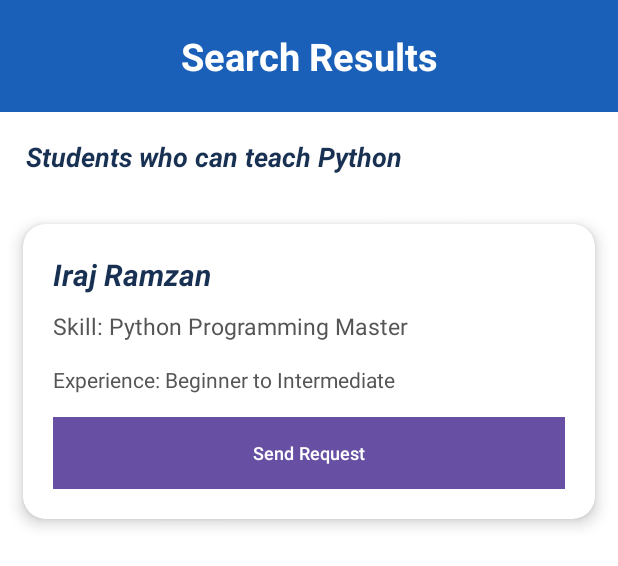
After one commit to coderiraj123/TimeBank-Android-App, an Android app: the layout activity_search_results.xml on its own in the app's theme, with its tools: preview values and no code run, on a phone screen of 412 x 824 dp. The commit adds this screen. Shown: the top 566 px of the screen. Run offline under Robolectric (Android 15) with nearby library versions, the phone set to English and light mode, and no system bars.

Commit message:
Update Search Results screen and request button

```diff
--- a/app/src/main/AndroidManifest.xml
+++ b/app/src/main/AndroidManifest.xml
@@ -33,6 +33,10 @@
             android:name=".HomeActivity"
             android:exported="false"
             android:windowSoftInputMode="adjustResize" />
+        <activity
+            android:name=".SearchResultsActivity"
+            android:exported="false"
+            android:windowSoftInputMode="adjustResize" />
     </application>
 
 </manifest>
--- a/app/src/main/java/com/timebank/app/HomeActivity.java
+++ b/app/src/main/java/com/timebank/app/HomeActivity.java
@@ -1,5 +1,6 @@
 package com.timebank.app;
 
+import android.content.Intent;
 import android.content.SharedPreferences;
 import android.os.Bundle;
 import android.widget.Button;
@@ -54,8 +55,10 @@ public class HomeActivity extends AppCompatActivity {
                 Toast.makeText(this,
                         "Searching for: " + skills,
                         Toast.LENGTH_LONG).show();
+                Intent intent =new Intent(this, SearchResultsActivity.class);
+                intent.putExtra("Skill_name",skills);
+                startActivity(intent);
             }
-            Toast.makeText(this,"Search SkillsSearch Skills",Toast.LENGTH_LONG).show();
         });
         HN=findViewById(R.id.HomeName);
         SharedPreferences prefer=getSharedPreferences("Userdata",MODE_PRIVATE);
--- /dev/null
+++ b/app/src/main/res/layout/activity_search_results.xml
@@ -0,0 +1,84 @@
+<?xml version="1.0" encoding="utf-8"?>
+<LinearLayout xmlns:android="http://schemas.android.com/apk/res/android"
+    xmlns:app="http://schemas.android.com/apk/res-auto"
+    android:id="@+id/main"
+    android:layout_width="match_parent"
+    android:layout_height="match_parent"
+    android:background="@color/white"
+    android:orientation="vertical">
+
+    <TextView
+        android:id="@+id/searchtitle"
+        android:layout_width="match_parent"
+        android:layout_height="wrap_content"
+        android:background="#1B60B8"
+        android:padding="20dp"
+        android:text="Search Results"
+        android:textAlignment="center"
+        android:textColor="#FFFFFF"
+        android:textSize="25sp"
+        android:textStyle="bold" />
+
+    <TextView
+        android:id="@+id/skillname"
+        android:layout_width="match_parent"
+        android:layout_height="wrap_content"
+        android:layout_margin="17dp"
+        android:text="Students who can teach Python"
+        android:textColor="#183153"
+        android:textSize="18sp"
+        android:textStyle="bold|italic" />
+
+    <androidx.cardview.widget.CardView
+        android:layout_width="match_parent"
+        android:layout_height="wrap_content"
+        android:layout_margin="15dp"
+        android:background="@color/white"
+        app:cardCornerRadius="15dp"
+        app:cardElevation="6dp">
+
+        <LinearLayout
+            android:layout_width="match_parent"
+            android:layout_height="wrap_content"
+            android:orientation="vertical"
+            android:padding="20dp">
+
+            <TextView
+                android:id="@+id/studentname"
+                android:layout_width="wrap_content"
+                android:layout_height="wrap_content"
+                android:text="Iraj Ramzan"
+                android:textColor="#183153"
+                android:textSize="20sp"
+                android:textStyle="bold|italic" />
+
+            <TextView
+                android:id="@+id/sk"
+                android:layout_width="match_parent"
+                android:layout_height="wrap_content"
+                android:layout_marginTop="10dp"
+                android:text="Skill: Python Programming Master"
+                android:textColor="#555555"
+                android:textSize="15sp" />
+
+            <TextView
+                android:id="@+id/textView6"
+                android:layout_width="match_parent"
+                android:layout_height="wrap_content"
+                android:layout_marginTop="15dp"
+                android:text="Experience: Beginner to Intermediate"
+                android:textColor="#555555" />
+
+            <Button
+                android:id="@+id/btnsr"
+                android:layout_width="match_parent"
+                android:layout_height="wrap_content"
+                android:layout_marginTop="15dp"
+                android:background="#1B60BB"
+                android:text="Send Request"
+                android:textColor="@color/white"
+                android:textSize="12sp" />
+        </LinearLayout>
+    </androidx.cardview.widget.CardView>
+
+</LinearLayout>
```
Also changed, not shown: app/src/main/java/com/timebank/app/SearchResultsActivity.java (added, +39 -0 lines), app/src/main/res/layout/activity_login.xml (+5 -3 lines), app/src/main/res/layout/activity_signup.xml (+5 -3 lines).
